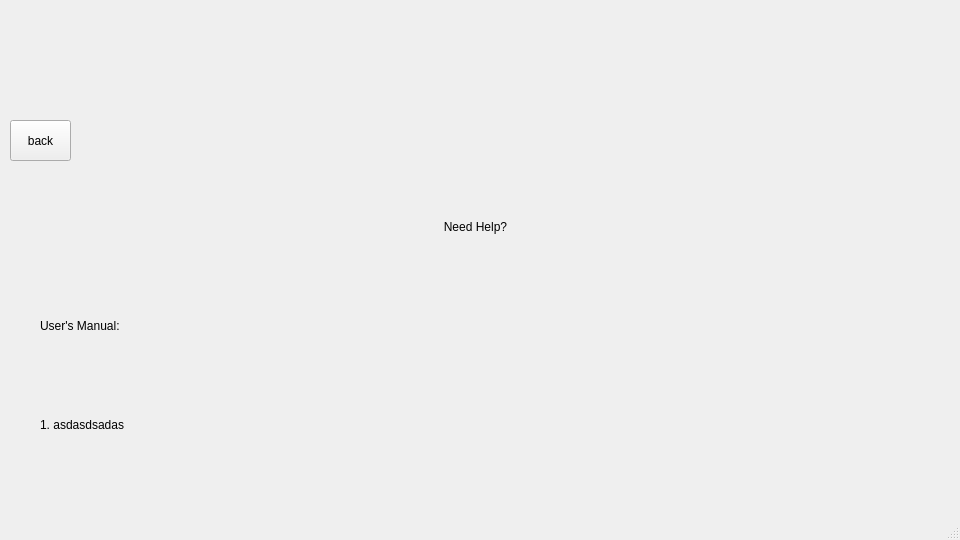
Above: qt/help.ui from e-zeks/softeng before the change. Below: the same form after it.
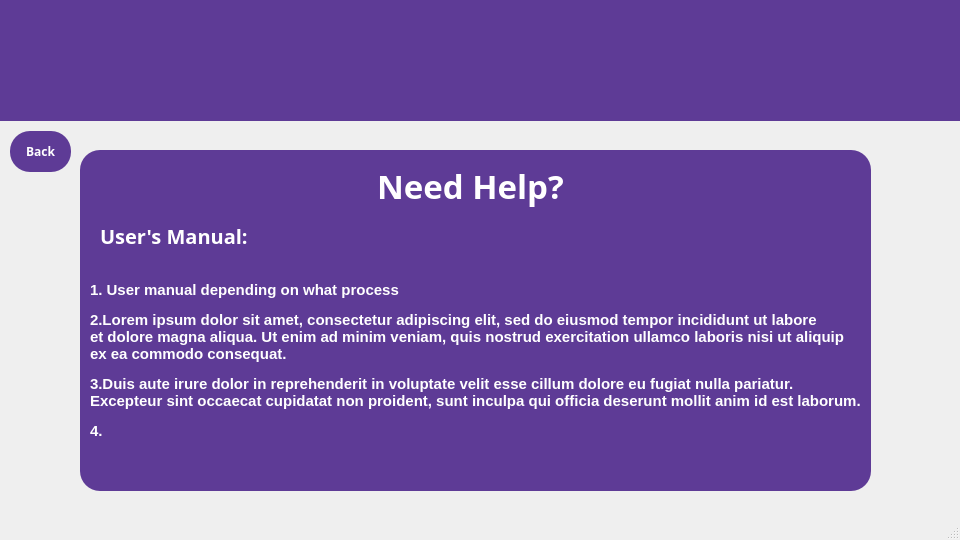
That is the form after the change. Icons and pictures are not drawn.

What changed in the file:
```diff
--- a/qt/help.ui
+++ b/qt/help.ui
@@ -14,61 +14,185 @@
    <string>MainWindow</string>
   </property>
   <widget class="QWidget" name="centralwidget">
+   <widget class="QLabel" name="label_6">
+    <property name="geometry">
+     <rect>
+      <x>260</x>
+      <y>0</y>
+      <width>421</width>
+      <height>121</height>
+     </rect>
+    </property>
+    <property name="text">
+     <string/>
+    </property>
+    <property name="pixmap">
+     <pixmap>../logos/logog.jpg</pixmap>
+    </property>
+    <property name="scaledContents">
+     <bool>true</bool>
+    </property>
+   </widget>
+   <widget class="QLabel" name="BGviolet">
+    <property name="geometry">
+     <rect>
+      <x>0</x>
+      <y>0</y>
+      <width>961</width>
+      <height>121</height>
+     </rect>
+    </property>
+    <property name="styleSheet">
+     <string notr="true">QLabel
+{
+background: #5e3b96;
+}</string>
+    </property>
+    <property name="text">
+     <string/>
+    </property>
+   </widget>
    <widget class="QPushButton" name="back">
     <property name="geometry">
      <rect>
       <x>10</x>
-      <y>120</y>
+      <y>131</y>
       <width>61</width>
       <height>41</height>
      </rect>
     </property>
+    <property name="font">
+     <font>
+      <family>Arial Black</family>
+      <bold>true</bold>
+     </font>
+    </property>
+    <property name="styleSheet">
+     <string notr="true">QPushButton
+{
+background-color: #5e3b96;
+color:white;
+ border-radius:20px;
+}</string>
+    </property>
     <property name="text">
-     <string>back</string>
+     <string>Back</string>
     </property>
    </widget>
-   <widget class="QWidget" name="verticalLayoutWidget">
+   <widget class="QLabel" name="label">
     <property name="geometry">
      <rect>
-      <x>40</x>
-      <y>180</y>
-      <width>871</width>
-      <height>291</height>
+      <x>360</x>
+      <y>160</y>
+      <width>221</width>
+      <height>51</height>
      </rect>
     </property>
-    <layout class="QVBoxLayout" name="verticalLayout">
-     <item>
-      <widget class="QLabel" name="label">
-       <property name="layoutDirection">
-        <enum>Qt::LeftToRight</enum>
-       </property>
-       <property name="text">
-        <string>Need Help?</string>
-       </property>
-       <property name="alignment">
-        <set>Qt::AlignCenter</set>
-       </property>
-      </widget>
-     </item>
-     <item>
-      <widget class="QLabel" name="label_2">
-       <property name="text">
-        <string>User's Manual:</string>
-       </property>
-      </widget>
-     </item>
-     <item>
-      <widget class="QLabel" name="label_3">
-       <property name="text">
-        <string>1. asdasdsadas</string>
-       </property>
-       <property name="margin">
-        <number>20</number>
-       </property>
-      </widget>
-     </item>
-    </layout>
+    <property name="font">
+     <font>
+      <family>Arial Black</family>
+      <pointsize>25</pointsize>
+      <bold>true</bold>
+     </font>
+    </property>
+    <property name="layoutDirection">
+     <enum>Qt::LayoutDirection::LeftToRight</enum>
+    </property>
+    <property name="styleSheet">
+     <string notr="true">QLabel
+{
+color:white;
+}</string>
+    </property>
+    <property name="text">
+     <string>Need Help?</string>
+    </property>
+    <property name="alignment">
+     <set>Qt::AlignmentFlag::AlignCenter</set>
+    </property>
    </widget>
+   <widget class="QLabel" name="label_2">
+    <property name="geometry">
+     <rect>
+      <x>100</x>
+      <y>220</y>
+      <width>161</width>
+      <height>31</height>
+     </rect>
+    </property>
+    <property name="font">
+     <font>
+      <family>Arial Black</family>
+      <pointsize>15</pointsize>
+      <bold>true</bold>
+     </font>
+    </property>
+    <property name="styleSheet">
+     <string notr="true">QLabel
+{
+color:white;
+}</string>
+    </property>
+    <property name="text">
+     <string>User's Manual:</string>
+    </property>
+   </widget>
+   <widget class="QLabel" name="label_3">
+    <property name="geometry">
+     <rect>
+      <x>90</x>
+      <y>240</y>
+      <width>771</width>
+      <height>241</height>
+     </rect>
+    </property>
+    <property name="font">
+     <font>
+      <family>Arial</family>
+      <pointsize>11</pointsize>
+      <bold>true</bold>
+     </font>
+    </property>
+    <property name="text">
+     <string>&lt;html&gt;&lt;head/&gt;&lt;body&gt;&lt;p&gt;&lt;span style=&quot; color:#ffffff;&quot;&gt;1. User manual depending on what process&lt;/span&gt;&lt;/p&gt;&lt;p&gt;&lt;span style=&quot; color:#ffffff;&quot;&gt;2.Lorem ipsum dolor sit amet, consectetur adipiscing elit, sed do eiusmod tempor incididunt ut labore &lt;br/&gt;et dolore magna aliqua. Ut enim ad minim veniam, quis nostrud exercitation ullamco laboris nisi ut aliquip ex ea commodo consequat. &lt;/span&gt;&lt;/p&gt;&lt;p&gt;&lt;span style=&quot; color:#ffffff;&quot;&gt;3.Duis aute irure dolor in reprehenderit in voluptate velit esse cillum dolore eu fugiat nulla pariatur. Excepteur sint occaecat cupidatat non proident, sunt inculpa qui officia deserunt mollit anim id est laborum.&lt;/span&gt;&lt;/p&gt;&lt;p&gt;&lt;span style=&quot; color:#ffffff;&quot;&gt;4.&lt;/span&gt;&lt;/p&gt;&lt;/body&gt;&lt;/html&gt;</string>
+    </property>
+    <property name="scaledContents">
+     <bool>true</bool>
+    </property>
+    <property name="wordWrap">
+     <bool>true</bool>
+    </property>
+    <property name="margin">
+     <number>20</number>
+    </property>
+   </widget>
+   <widget class="QLabel" name="BGviolet_2">
+    <property name="geometry">
+     <rect>
+      <x>80</x>
+      <y>150</y>
+      <width>791</width>
+      <height>341</height>
+     </rect>
+    </property>
+    <property name="styleSheet">
+     <string notr="true">QLabel
+{
+background: #5e3b96;
+border-radius:20px;
+}</string>
+    </property>
+    <property name="text">
+     <string/>
+    </property>
+   </widget>
+   <zorder>BGviolet_2</zorder>
+   <zorder>BGviolet</zorder>
+   <zorder>label_6</zorder>
+   <zorder>back</zorder>
+   <zorder>label</zorder>
+   <zorder>label_2</zorder>
+   <zorder>label_3</zorder>
   </widget>
   <widget class="QMenuBar" name="menubar">
    <property name="geometry">
```
